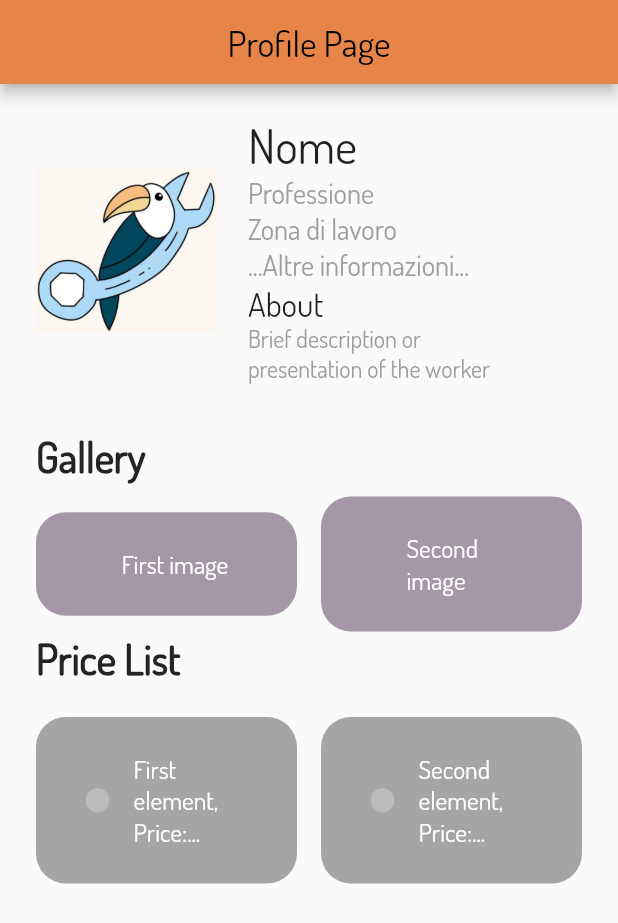
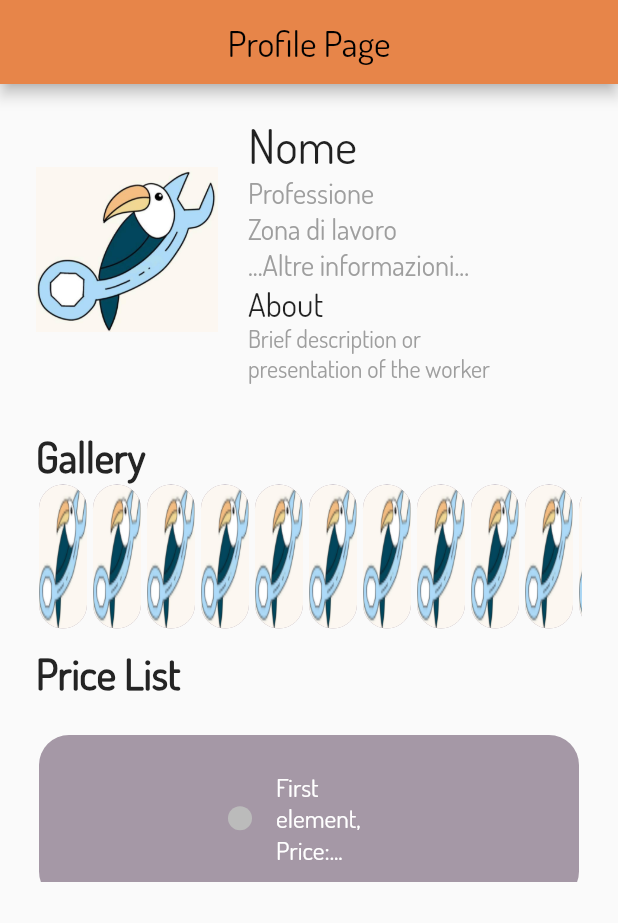
Before and after one commit to manuelmele/LAB-AP-FE, a Flutter app: the ProfilePage screen opened directly, on a phone screen of 412 x 824 dp. Shown: the top 923 px of the screen. Run offline on Flutter 3.47's test engine with Material 2 defaults, Android fonts, the phone set to English and light mode, and no system bars; our stand-ins replace form_field_validator, rating_dialog; project files that could hold a hidden picture were left out.

Commit message:
(profile page) gallery scrolling and price list list scrolling

```diff
--- a/my_flutter/lib/screens/profile/profile_page.dart
+++ b/my_flutter/lib/screens/profile/profile_page.dart
@@ -76,76 +76,33 @@ class ProfilePageState extends State<ProfilePage> {
                     fontSize: 28,
                     fontWeight: FontWeight.w600),
               ),
-              SizedBox(
-                height: 10,
+              ConstrainedBox(
+                  constraints: new BoxConstraints(
+                    maxHeight: 100.0,
                   ),
-              Row(
-                //insert here the column, problem with expanded class
-                children: <Widget>[
-                  Expanded(
-                    child: Container(
+                  child: ListView.builder(
+                    //scroll horizontal
+                    scrollDirection: Axis.horizontal,
+                    itemCount: 18, //number of photos uploaded by the user
+                    itemBuilder: (context, index) {
+                      return Container(
+                        margin: const EdgeInsets.symmetric(
+                            horizontal: 2, vertical: 2),
                         padding:
                             EdgeInsets.symmetric(vertical: 24, horizontal: 16),
                         decoration: BoxDecoration(
                             color: kPurple,
-                          borderRadius: BorderRadius.circular(20)),
-                      child: Row(
-                        mainAxisAlignment: MainAxisAlignment.center,
-                        children: <Widget>[
-                          Container(
-                              //insert the image here
-                              //child:
-                              //Image.asset("assets/images/parrot_cut.png")
-                              ),
+                            borderRadius: BorderRadius.circular(20),
+                            image: DecorationImage(
+                              image: const AssetImage(
+                                  "assets/images/parrot_cut.png"),
+                              fit: BoxFit.fill,
+                            )),
+                      );
+                    },
+                  )),
               SizedBox(
-                            width: 16,
-                          ),
-                          Container(
-                            width: MediaQuery.of(context).size.width / 2 - 130,
-                            child: Text(
-                              "First image",
-                              style:
-                                  TextStyle(color: Colors.white, fontSize: 17),
-                            ),
-                          )
-                        ],
-                      ),
-                    ),
-                  ),
-                  SizedBox(
-                    width: 16,
-                  ),
-                  Expanded(
-                    child: Container(
-                      padding:
-                          EdgeInsets.symmetric(vertical: 24, horizontal: 16),
-                      decoration: BoxDecoration(
-                          color: kPurple,
-                          borderRadius: BorderRadius.circular(20)),
-                      child: Row(
-                        mainAxisAlignment: MainAxisAlignment.center,
-                        children: <Widget>[
-                          Container(
-                              //insert the image here
-                              //child:
-                              //Image.asset("assets/images/parrot_cut.png")
-                              ),
-                          SizedBox(
-                            width: 16,
-                          ),
-                          Container(
-                            width: MediaQuery.of(context).size.width / 2 - 130,
-                            child: Text(
-                              "Second image",
-                              style:
-                                  TextStyle(color: Colors.white, fontSize: 17),
-                            ),
-                          )
-                        ],
-                      ),
-                    ),
-                  ),
-                ],
+                height: 10,
               ),
               Text(
                 "Price List",
@@ -157,17 +114,23 @@ class ProfilePageState extends State<ProfilePage> {
               SizedBox(
                 height: 22,
               ),
-
-              //here start the price list
-              Row(
-                //insert here the column, problem with expanded class
-                children: <Widget>[
-                  Expanded(
-                    child: Container(
+              ConstrainedBox(
+                  constraints: new BoxConstraints(
+                    maxHeight: 100.0,
+                  ),
+                  child: ListView.builder(
+                    //controller: controller, doesn't work fine
+                    scrollDirection: Axis.vertical,
+                    physics: BouncingScrollPhysics(),
+                    itemCount: 2, //number of photos uploaded by the user
+                    itemBuilder: (context, index) {
+                      return Container(
+                        margin: const EdgeInsets.symmetric(
+                            horizontal: 2, vertical: 2),
                         padding:
                             EdgeInsets.symmetric(vertical: 24, horizontal: 16),
                         decoration: BoxDecoration(
-                          color: Color(0xffA5A5A5),
+                            color: kPurple,
                             borderRadius: BorderRadius.circular(20)),
                         child: Row(
                           mainAxisAlignment: MainAxisAlignment.center,
@@ -184,55 +147,19 @@ class ProfilePageState extends State<ProfilePage> {
                               width: 16,
                             ),
                             Container(
-                            width: MediaQuery.of(context).size.width / 2 - 130,
+                              width:
+                                  MediaQuery.of(context).size.width / 2 - 130,
                               child: Text(
                                 "First element, Price:...",
-                              style:
-                                  TextStyle(color: Colors.white, fontSize: 17),
+                                style: TextStyle(
+                                    color: Colors.white, fontSize: 17),
                               ),
                             )
                           ],
                         ),
-                    ),
-                  ),
-                  SizedBox(
-                    width: 16,
-                  ),
-                  Expanded(
-                    child: Container(
-                      padding:
-                          EdgeInsets.symmetric(vertical: 24, horizontal: 16),
-                      decoration: BoxDecoration(
-                          color: Color(0xffA5A5A5),
-                          borderRadius: BorderRadius.circular(20)),
-                      child: Row(
-                        mainAxisAlignment: MainAxisAlignment.center,
-                        children: <Widget>[
-                          Container(
-                            padding: EdgeInsets.all(8),
-                            decoration: BoxDecoration(
-                                color: Color(0xffBBBBBB),
-                                borderRadius: BorderRadius.circular(16)),
-                            //child:
-                            //Image.asset("assets/images/parrot_cut.png")
-                          ),
-                          SizedBox(
-                            width: 16,
-                          ),
-                          Container(
-                            width: MediaQuery.of(context).size.width / 2 - 130,
-                            child: Text(
-                              "Second element, Price:...",
-                              style:
-                                  TextStyle(color: Colors.white, fontSize: 17),
-                            ),
-                          )
-                        ],
-                      ),
-                    ),
-                  ),
-                ],
-              )
+                      );
+                    },
+                  )),
             ],
           ),
         ),
```
Lines whose indentation alone changed are shown as unchanged.
